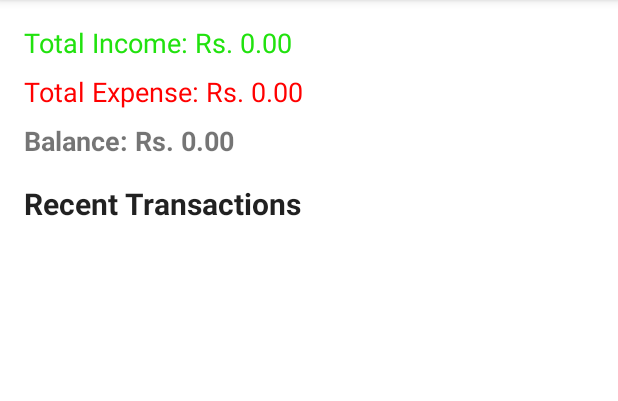
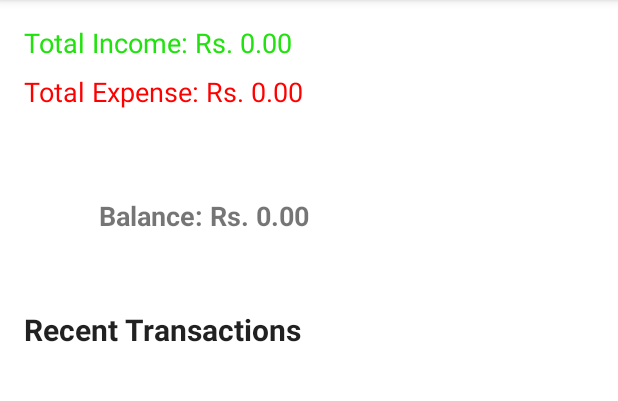
Before and after one commit to Yashwantoo7/income_expense_tracker, an Android app: the SummaryActivity screen opened directly, with no data from a screen before it, on a phone screen of 412 x 824 dp, the part 84-485 px from its top. Run offline under Robolectric (Android 15) with nearby library versions, the phone set to English and light mode, and no system bars; our stand-ins replace Room's generated code; 2 statements that could not run were skipped.

Commit message:
Removing limi from summary

```diff
--- a/app/src/main/java/com/example/incomeexpensetracker/dao/TransactionDao.kt
+++ b/app/src/main/java/com/example/incomeexpensetracker/dao/TransactionDao.kt
@@ -22,7 +22,7 @@ interface TransactionDao {
     @Query("SELECT * FROM transactions ORDER BY date DESC")
     fun getAllTransactions(): Flow<List<TransactionEntity>>
 
-    @Query("SELECT * FROM transactions ORDER BY date DESC LIMIT 10")
+    @Query("SELECT * FROM transactions ORDER BY date DESC")
     fun getRecentTransactions(): Flow<List<TransactionEntity>>
 
     @Query("SELECT * FROM transactions WHERE category = :category ORDER BY date DESC")
--- a/app/src/main/res/layout/activity_summary.xml
+++ b/app/src/main/res/layout/activity_summary.xml
@@ -41,7 +41,7 @@
             android:text="Balance: Rs. 0.00"
             android:textSize="18sp"
             android:textStyle="bold"
-            android:layout_marginBottom="16dp"
+            android:layout_margin="50dp"
             android:background="?android:colorBackground"/>
 
         <!-- Recent Transactions -->
```
